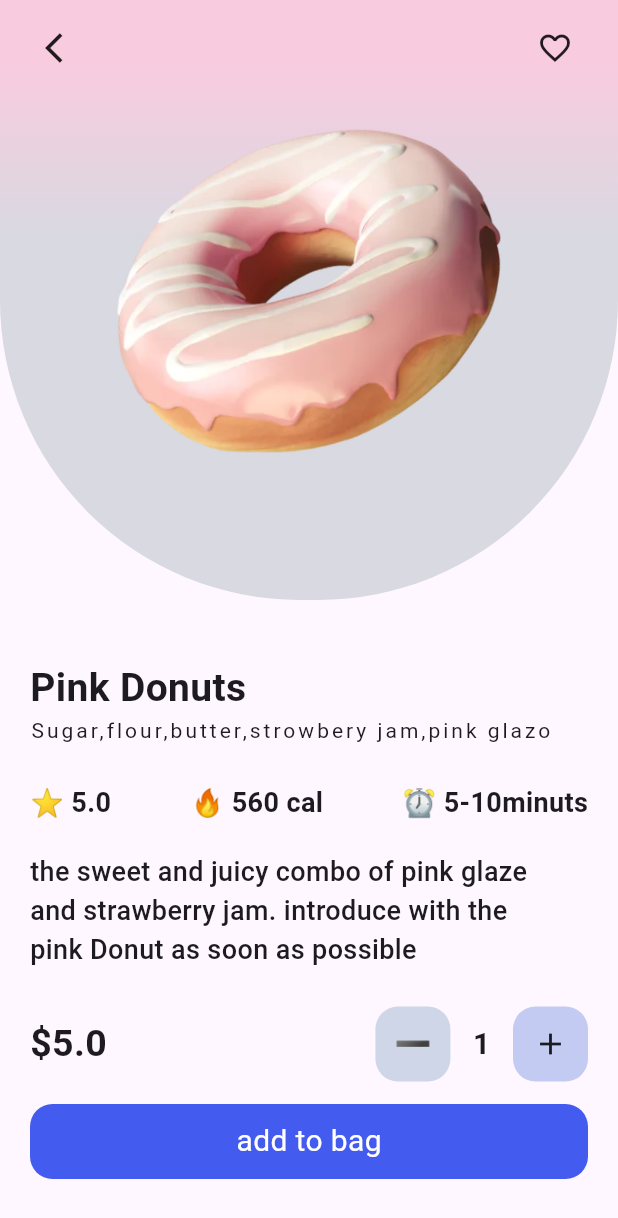
After one commit to najiibmohamed11/Sweets_Stor_App_Flutter, a Flutter app: the Details screen opened directly, on a phone screen of 412 x 824 dp. The commit adds this screen. Shown: the top 1218 px of the screen. Run offline on Flutter 3.47's test engine with Material 3 defaults, Android fonts, the light colour scheme and no system bars; our stand-ins replace cloud_firestore, firebase_core, firebase_storage, image_picker; missing offline and left inert: dart:ffi; accounts and stored records are empty.

Commit message:
details page design

```diff
--- a/lib/pages/Homepage/Home.dart
+++ b/lib/pages/Homepage/Home.dart
@@ -6,6 +6,7 @@ import 'package:flutter/material.dart';
 import 'package:sweet_app/navpar/navpar.dart';
 import 'package:sweet_app/pages/Homepage/bigcard.dart';
 import 'package:sweet_app/pages/Homepage/filtercard.dart';
+import 'package:sweet_app/pages/Homepage/product%20details/details.dart';
 
 class Home extends StatefulWidget {
   const Home({Key? key}) : super(key: key);
@@ -26,6 +27,10 @@ class _HomeState extends State<Home> {
       selectedSweet = sweet;
       // colectionsweet = sweet;
     });
+  }
+
+  void Detailscall() {
+    Navigator.push(context, MaterialPageRoute(builder: (context) => Details()));
   }
 
   @override
@@ -171,6 +176,7 @@ class _HomeState extends State<Home> {
                               description:
                                   "sugar,flour,butter,\nstrawberry jam,\npink glaze",
                               price: price,
+                              ontaped: Detailscall,
                             ),
                           );
                         }
--- a/lib/pages/Homepage/bigcard.dart
+++ b/lib/pages/Homepage/bigcard.dart
@@ -2,15 +2,18 @@ import 'package:flutter/material.dart';
 
 class sweetcard extends StatelessWidget {
   sweetcard(
-      {super.key, this.imagepath, this.description, this.name, this.price});
+      {super.key, this.imagepath, this.description, this.name, this.price,this.ontaped});
   String? imagepath;
   String? name;
   String? description;
   int? price;
+  void Function()? ontaped;
 
   @override
   Widget build(BuildContext context) {
-    return Container(
+    return GestureDetector(
+      onTap:ontaped ,
+      child: Container(
         padding: EdgeInsets.symmetric(horizontal: 15.0),
         width: 180,
         height: 280.0,
@@ -51,6 +54,7 @@ class sweetcard extends StatelessWidget {
             )
           ],
         ),
+      ),
     );
   }
 }
--- /dev/null
+++ b/lib/pages/Homepage/product details/details.dart
@@ -0,0 +1,187 @@
+import 'package:flutter/material.dart';
+
+class Details extends StatefulWidget {
+  const Details({super.key});
+
+  @override
+  State<Details> createState() => _DetailsState();
+}
+
+class _DetailsState extends State<Details> {
+  @override
+  Widget build(BuildContext context) {
+    return Scaffold(
+      body: SafeArea(
+        child: Column(
+          mainAxisAlignment: MainAxisAlignment.start,
+          crossAxisAlignment: CrossAxisAlignment.start,
+          children: [
+            Container(
+              width: double.infinity,
+              height: 400,
+              padding: EdgeInsets.symmetric(horizontal: 30.0, vertical: 20.0),
+              decoration: BoxDecoration(
+                borderRadius: BorderRadiusDirectional.vertical(
+                    bottom: Radius.circular(200.0)),
+                gradient: LinearGradient(
+                  begin: Alignment.topRight,
+                  end: Alignment.bottomRight,
+                  colors: [
+                    Color(0xFFF9CBDF), // #F9CBDF
+                    Color.fromARGB(255, 216, 217, 225), // #EBE4F5
+                  ],
+                  stops: [0.1, 0.4],
+                ),
+              ),
+              child: Column(
+                children: [
+                  Container(
+                    child: Column(
+                      children: [
+                        Row(
+                          children: [
+                            Icon(Icons.arrow_back_ios),
+                            Spacer(),
+                            Icon(Icons.favorite_border)
+                          ],
+                        ),
+                        Container(
+                          width: 300,
+                          height: 300,
+                          child: Image.asset("images/strawberry_blast.webp"),
+                        )
+                      ],
+                    ),
+                  ),
+                ],
+              ),
+            ),
+            Container(
+              padding: EdgeInsets.symmetric(horizontal: 20.0, vertical: 40.0),
+              child: Column(
+                crossAxisAlignment: CrossAxisAlignment.start,
+                children: [
+                  Text(
+                    "Pink Donuts",
+                    style:
+                        TextStyle(fontSize: 26.0, fontWeight: FontWeight.bold),
+                  ),
+                  Text(
+                    "Sugar,flour,butter,strowbery jam,pink glazo",
+                    style: TextStyle(letterSpacing: 2.0),
+                  ),
+                  SizedBox(
+                    height: 25.0,
+                  ),
+                  Row(
+                    mainAxisAlignment: MainAxisAlignment.spaceBetween,
+                    children: [
+                      Text(
+                        "⭐ 5.0",
+                        style: TextStyle(
+                          fontWeight: FontWeight.bold,
+                          fontSize: 18.0,
+                        ),
+                      ),
+                      Text(
+                        "🔥 560 cal",
+                        style: TextStyle(
+                          fontWeight: FontWeight.bold,
+                          fontSize: 18.0,
+                        ),
+                      ),
+                      Text(
+                        "⏰ 5-10minuts",
+                        style: TextStyle(
+                            fontSize: 18.0, fontWeight: FontWeight.bold),
+                      ),
+                    ],
+                  ),
+                  SizedBox(
+                    height: 20.0,
+                  ),
+                  Container(
+                    width: 350.0,
+                    child: Text(
+                      "the sweet and juicy combo of pink glaze and strawberry jam. introduce with the pink Donut as soon as possible",
+                      style: TextStyle(
+                          fontSize: 18.0, fontWeight: FontWeight.w500),
+                    ),
+                  ),
+                  SizedBox(
+                    height: 25,
+                  ),
+                  Row(
+                    mainAxisAlignment: MainAxisAlignment.spaceAround,
+                    children: [
+                      Text(
+                        "\$5.0",
+                        style: TextStyle(
+                          fontWeight: FontWeight.bold,
+                          fontSize: 25.0,
+                        ),
+                      ),
+                      Spacer(),
+                      Container(
+                        decoration: BoxDecoration(
+                            color: Color(0xffCED6E8),
+                            borderRadius: BorderRadius.circular(15.0)),
+                        width: 50,
+                        height: 50,
+                        child: Center(
+                          child: Text(
+                            "➖",
+                            style: TextStyle(
+                              fontWeight: FontWeight.bold,
+                              fontSize: 20.0,
+                            ),
+                          ),
+                        ),
+                      ),
+                      SizedBox(
+                        width: 15,
+                      ),
+                      Text(
+                        "1",
+                        style: TextStyle(
+                          fontWeight: FontWeight.bold,
+                          fontSize: 20.0,
+                        ),
+                      ),
+                      SizedBox(
+                        width: 15,
+                      ),
+                      Container(
+                        decoration: BoxDecoration(
+                            color: Color(0xffC3CBF3),
+                            borderRadius: BorderRadius.circular(15.0)),
+                        width: 50,
+                        height: 50,
+                        child: Icon(Icons.add),
+                      )
+                    ],
+                  ),
+                  SizedBox(
+                    height: 15.0,
+                  ),
+                  Container(
+                    width: double.infinity,
+                    height: 50.0,
+                    decoration: BoxDecoration(
+                        color: Color(0xff445BEF),
+                        borderRadius: BorderRadius.circular(15.0)),
+                    child: Center(
+                        child: Text(
+                      "add to bag",
+                      style: TextStyle(fontSize: 20.0, color: Colors.white),
+                    )),
+                  )
+                ],
+              ),
+            )
+          ],
+        ),
+      ),
+    );
+  }
+}
```
Lines whose indentation alone changed are shown as unchanged.
